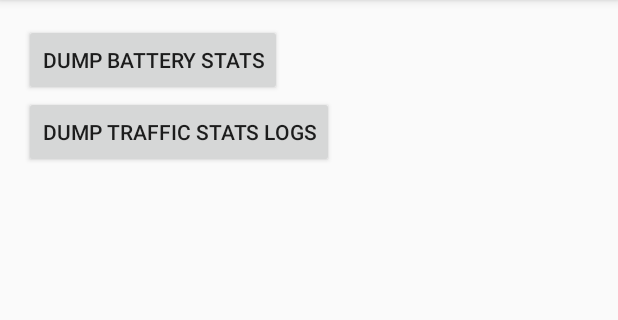
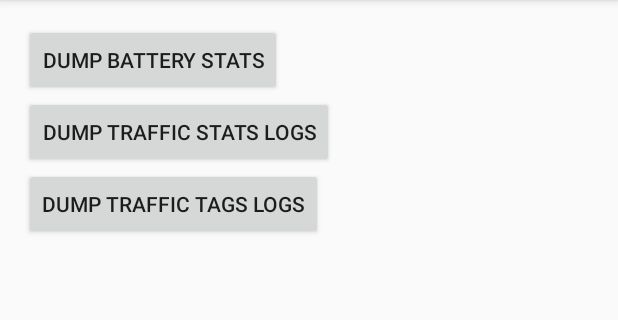
Before and after one commit to yongce/IssueAnalyzer, an Android app: the screen it shows after launch (MainActivity), after a tap on "DUMP TRAFFIC STATS LOGS", on a phone screen of 412 x 824 dp, the part 84-404 px from its top. Run offline under Robolectric (Android 15) with nearby library versions, the phone set to English and light mode, and no system bars; libraries missing offline, so code that uses them is left out: eu.chainfire.libsuperuser; 8 statements that could not run were skipped.

Commit message:
change: Add traffic tags stats logger

```diff
--- a/app/src/main/java/me/ycdev/android/issue/MainActivity.java
+++ b/app/src/main/java/me/ycdev/android/issue/MainActivity.java
@@ -2,6 +2,7 @@ package me.ycdev.android.issue;
 
 import android.app.ProgressDialog;
 import android.os.AsyncTask;
+import android.os.Build;
 import android.os.Bundle;
 import android.support.v7.app.ActionBarActivity;
 import android.view.Menu;
@@ -11,6 +12,7 @@ import android.widget.Button;
 
 import me.ycdev.android.issue.logger.PowerLogger;
 import me.ycdev.android.issue.logger.TrafficStatsLogger;
+import me.ycdev.android.issue.logger.TrafficTagsLogger;
 
 
 public class MainActivity extends ActionBarActivity {
@@ -31,10 +33,23 @@ public class MainActivity extends ActionBarActivity {
         });
 
         Button trafficStatsLogBtn = (Button) findViewById(R.id.dump_traffic_stats_log);
-        trafficStatsLogBtn.setOnClickListener(new View.OnClickListener() {
+        if (Build.VERSION.SDK_INT >= Build.VERSION_CODES.ICE_CREAM_SANDWICH_MR1) {
+            trafficStatsLogBtn.setOnClickListener(new View.OnClickListener() {
+                @Override
+                public void onClick(View v) {
+                    dumpTrafficStatsLog();
+                }
+            });
+            trafficStatsLogBtn.setVisibility(View.VISIBLE);
+        } else {
+            trafficStatsLogBtn.setVisibility(View.GONE);
+        }
+
+        Button trafficTagsLogBtn = (Button) findViewById(R.id.dump_traffic_tags_log);
+        trafficTagsLogBtn.setOnClickListener(new View.OnClickListener() {
             @Override
             public void onClick(View v) {
-                dumpTrafficLog();
+                dumpTrafficTagsLog();
             }
         });
     }
@@ -70,11 +85,20 @@ public class MainActivity extends ActionBarActivity {
         }).execute();
     }
 
-    private void dumpTrafficLog() {
+    private void dumpTrafficStatsLog() {
         new MyTask(getString(R.string.dump_traffic_stats_log_ongoing), new Runnable() {
             @Override
             public void run() {
                 new TrafficStatsLogger(getApplication()).dumpLog();
+            }
+        }).execute();
+    }
+
+    private void dumpTrafficTagsLog() {
+        new MyTask(getString(R.string.dump_traffic_tags_log_ongoing), new Runnable() {
+            @Override
+            public void run() {
+                new TrafficTagsLogger(getApplication()).dumpLog();
             }
         }).execute();
     }
--- a/app/src/main/java/me/ycdev/android/issue/utils/Constants.java
+++ b/app/src/main/java/me/ycdev/android/issue/utils/Constants.java
@@ -5,6 +5,7 @@ import java.io.File;
 public class Constants {
     public static final String DIR_NAME_POWER = "power";
     public static final String DIR_NANE_TRAFFIC_STATS = "traffic_stats";
+    public static final String DIR_NAME_TRAFFIC_TAGS = "traffic_tags";
 
     public static final String EXTERNAL_STORAGE_DIR_APP_ROOT = "yc/issue";
 }
--- a/app/src/main/res/layout/activity_main.xml
+++ b/app/src/main/res/layout/activity_main.xml
@@ -21,4 +21,9 @@
         android:layout_width="wrap_content"
         android:layout_height="wrap_content" />
 
+    <Button
+        android:id="@+id/dump_traffic_tags_log"
+        android:text="@string/dump_traffic_tags_log"
+        android:layout_width="wrap_content"
+        android:layout_height="wrap_content" />
 </LinearLayout>
--- a/app/src/main/res/values/strings.xml
+++ b/app/src/main/res/values/strings.xml
@@ -9,4 +9,7 @@
 
     <string name="dump_traffic_stats_log">Dump traffic stats logs</string>
     <string name="dump_traffic_stats_log_ongoing">Dumping info, please wait…</string>
+
+    <string name="dump_traffic_tags_log">Dump traffic tags logs</string>
+    <string name="dump_traffic_tags_log_ongoing">Dumping info, please wait…</string>
 </resources>
```
Also changed, not shown: app/src/main/java/me/ycdev/android/issue/logger/TrafficTagsLogger.java (added, +48 -0 lines), 1 other file.
